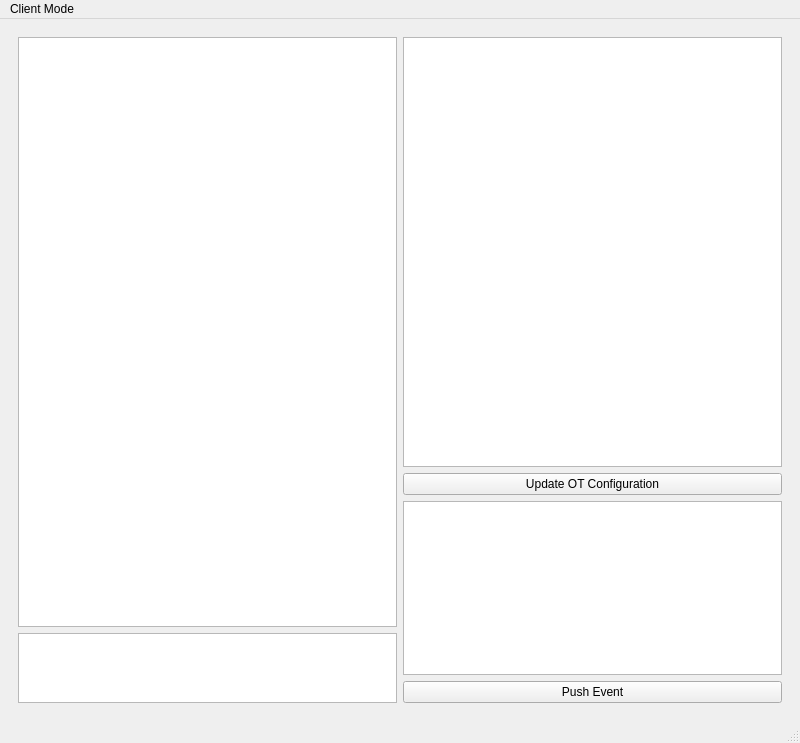
Before: the Qt Designer form examples/ThreadContextExample/tctxmainwindow.ui in studierstube/opentracker, drawn with Qt 5.
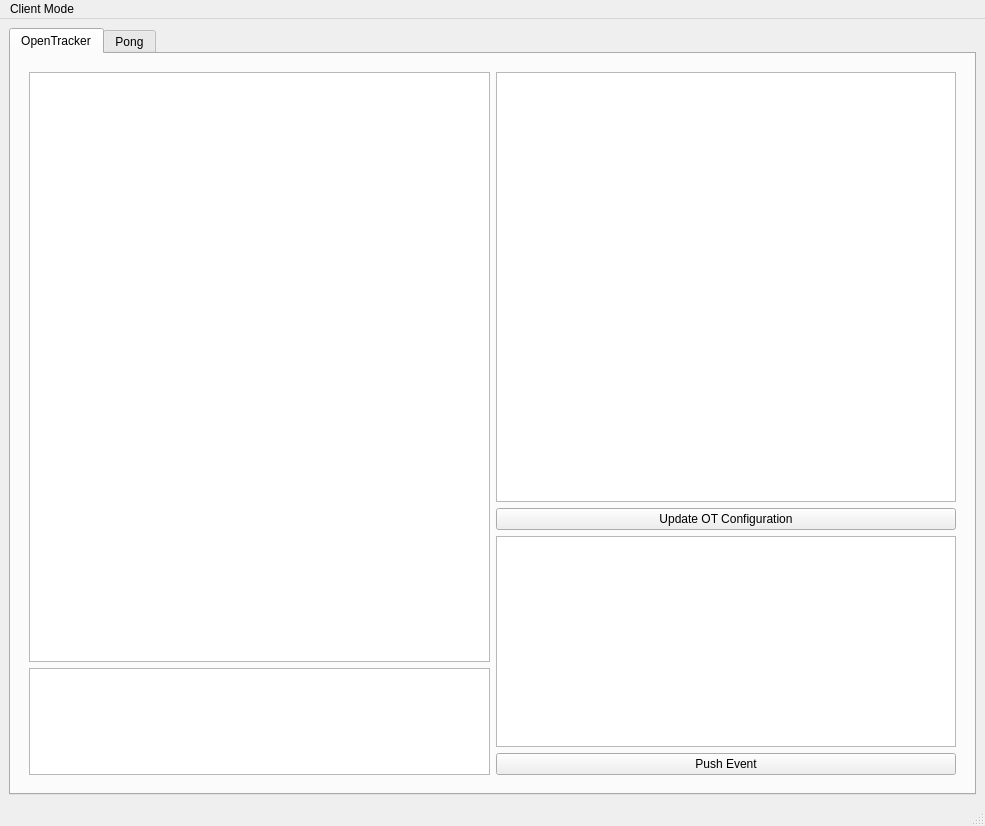
After: the same form once the commit is applied.

Commit message: Added Pong View -> ready to implement some Pong ...

```diff
--- a/examples/ThreadContextExample/tctxmainwindow.ui
+++ b/examples/ThreadContextExample/tctxmainwindow.ui
@@ -5,15 +5,31 @@
    <rect>
     <x>0</x>
     <y>0</y>
-    <width>800</width>
-    <height>600</height>
+    <width>985</width>
+    <height>826</height>
    </rect>
   </property>
   <property name="windowTitle" >
    <string>OpenTracker Callback/Callforward Example</string>
   </property>
   <widget class="QWidget" name="centralwidget" >
-   <layout class="QVBoxLayout" >
+   <layout class="QHBoxLayout" >
+    <property name="margin" >
+     <number>9</number>
+    </property>
+    <property name="spacing" >
+     <number>6</number>
+    </property>
+    <item>
+     <widget class="QTabWidget" name="tabWidget" >
+      <property name="currentIndex" >
+       <number>0</number>
+      </property>
+      <widget class="QWidget" name="ottab" >
+       <attribute name="title" >
+        <string>OpenTracker</string>
+       </attribute>
+       <layout class="QHBoxLayout" >
     <property name="margin" >
      <number>9</number>
     </property>
@@ -107,13 +123,22 @@
     </item>
    </layout>
   </widget>
+      <widget class="QWidget" name="pongTab" >
+       <attribute name="title" >
+        <string>Pong</string>
+       </attribute>
+      </widget>
+     </widget>
+    </item>
+   </layout>
+  </widget>
   <widget class="QMenuBar" name="menubar" >
    <property name="geometry" >
     <rect>
      <x>0</x>
      <y>0</y>
-     <width>800</width>
-     <height>22</height>
+     <width>985</width>
+     <height>29</height>
     </rect>
    </property>
    <property name="defaultUp" >
```
Lines whose indentation alone changed are shown as unchanged. The commit also changes 6 other files.
